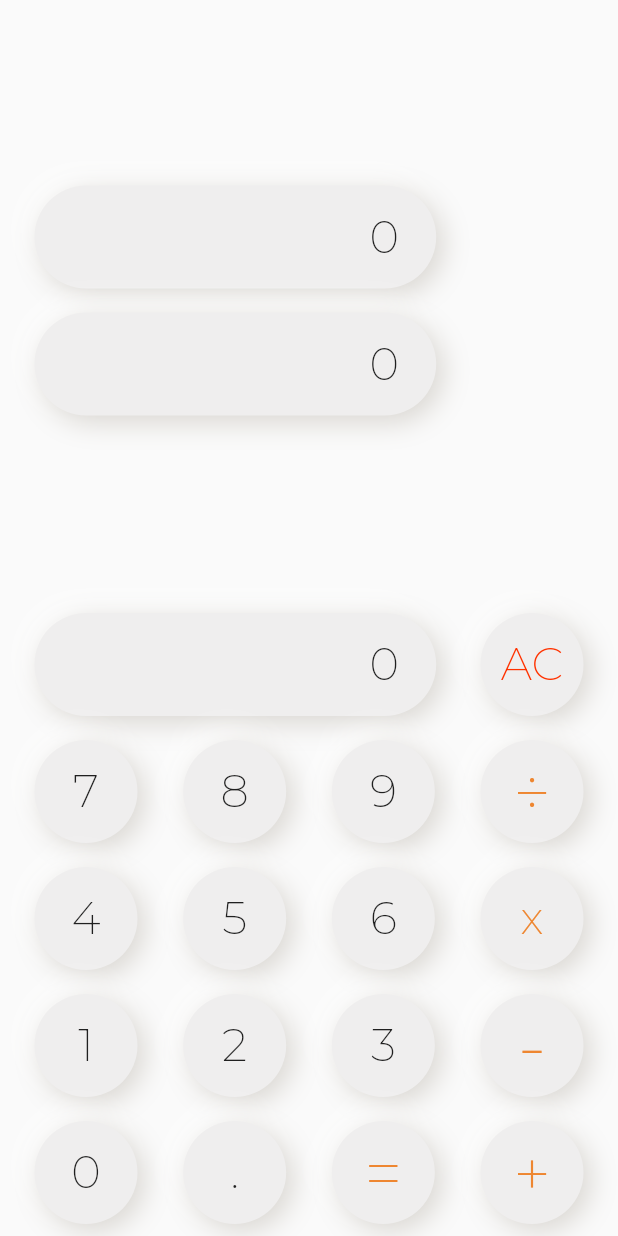
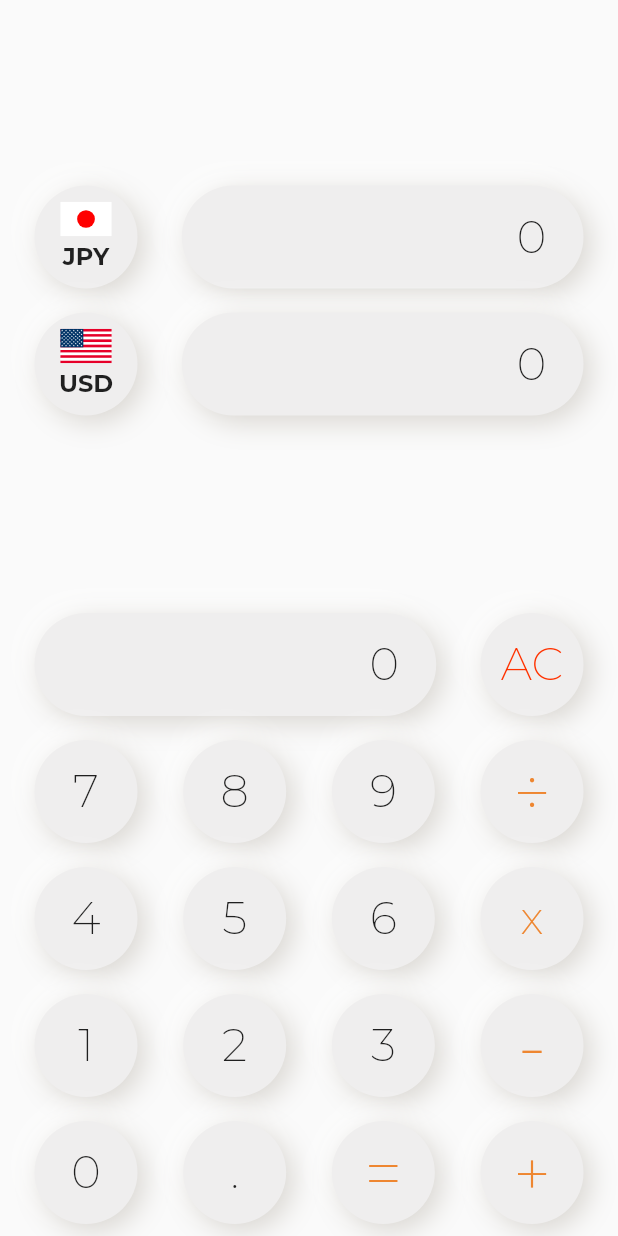
Before and after one commit to Tetsukick/exchange_calculator, a Flutter app: the screen it shows after launch, on a phone screen of 412 x 824 dp. Run offline on Flutter 3.47's test engine with Material 2 defaults, Android fonts, the light colour scheme and no system bars; our stand-ins replace dio, flutter_svg, google_fonts, math_expressions; missing offline and left inert: simple_logger; generated files the repository leaves out were written again.

Commit message:
通貨ボタンの追加

```diff
--- /dev/null
+++ b/exchange_calculator/lib/Util/neu_currency_button.dart
@@ -0,0 +1,116 @@
+import 'package:exchangecalculator/models/currency.dart';
+import 'package:flutter/material.dart';
+import 'package:flutter_svg/svg.dart';
+import 'package:google_fonts/google_fonts.dart';
+import 'package:exchangecalculator/Util/concave_decoration.dart';
+import 'package:exchangecalculator/Util/neumorphic_theme.dart';
+import 'package:provider/provider.dart';
+
+class NeuCurrencyButton extends StatefulWidget {
+  NeuCurrencyButton({
+    Key key,
+    @required this.currency,
+    this.textColor,
+    this.textSize,
+    this.isPill = false,
+    @required this.onPressed,
+    this.isChosen = false,
+  }) : super(key: key);
+
+  final bool isChosen;
+  final bool isPill;
+  final VoidCallback onPressed;
+  final Currency currency;
+  final Color textColor;
+  final double textSize;
+
+  @override
+  _NeuCurrencyButtonState createState() => _NeuCurrencyButtonState();
+}
+
+class _NeuCurrencyButtonState extends State<NeuCurrencyButton> {
+  bool _isPressed = false;
+
+  @override
+  void didUpdateWidget(NeuCurrencyButton oldWidget) {
+    if (oldWidget.isChosen != widget.isChosen) {
+      setState(() => _isPressed = widget.isChosen);
+    }
+    super.didUpdateWidget(oldWidget);
+  }
+
+  void _onPointerDown(PointerDownEvent event) {
+    if (widget.onPressed == null) { return; }
+    setState(() => _isPressed = true);
+    widget.onPressed();
+  }
+
+  void _onPointerUp(PointerUpEvent event) {
+    setState(() => _isPressed = widget.isChosen);
+  }
+
+  @override
+  Widget build(BuildContext context) {
+    final neumorphicTheme = Provider.of<NeumorphicTheme>(context);
+    final width = MediaQuery.of(context).size.width;
+    final squareSideLength = width / 6;
+    final buttonWidth = squareSideLength * (widget.isPill ? 3.9 : 1);
+    final buttonSize = Size(buttonWidth, squareSideLength);
+
+    final innerShadow = ConcaveDecoration(
+      shape: RoundedRectangleBorder(
+        borderRadius: BorderRadius.circular(buttonSize.width),
+      ),
+      colors: neumorphicTheme.innerShadowColors,
+      depression: 10,
+    );
+
+    final outerShadow = BoxDecoration(
+      border: Border.all(color: neumorphicTheme.borderColor),
+      borderRadius: BorderRadius.circular(buttonSize.width),
+      color: neumorphicTheme.buttonColor,
+      boxShadow: neumorphicTheme.outerShadow,
+    );
+
+    return SizedBox(
+      height: buttonSize.height,
+      width: buttonSize.width,
+      child: Listener(
+        onPointerDown: _onPointerDown,
+        onPointerUp: _onPointerUp,
+        child: Stack(
+          children: [
+            AnimatedContainer(
+              duration: const Duration(milliseconds: 50),
+              padding: EdgeInsets.all(width / 12),
+              decoration: _isPressed ? innerShadow : outerShadow,
+            ),
+            Align(
+              alignment: Alignment(widget.isPill ? 0.8 : 0, 0),
+              child: Column(
+                mainAxisAlignment: MainAxisAlignment.center,
+                children: <Widget>[
+                  SvgPicture.asset(
+                    widget.currency.assetPath,
+                    width: buttonSize.width / 2,
+                    fit: BoxFit.fitWidth,
+                  ),
+                  SizedBox(height: 4,),
+                  Text(
+                    widget.currency.unit,
+                    style: GoogleFonts.montserrat(
+                      fontSize: widget.textSize ?? 16,
+                      fontWeight: FontWeight.bold,
+                      color: widget.textColor ??
+                          Theme.of(context).textTheme.bodyText1.color,
+                    ),
+                  ),
+                ],
+              ),
+            ),
+          ],
+        ),
+      ),
+    );
+  }
+}
--- a/exchange_calculator/lib/pages/calculator_page.dart
+++ b/exchange_calculator/lib/pages/calculator_page.dart
@@ -1,3 +1,5 @@
+import 'package:exchangecalculator/Util/neu_currency_button.dart';
+import 'package:exchangecalculator/models/currency.dart';
 import 'package:flutter/material.dart';
 import 'package:google_fonts/google_fonts.dart';
 import 'package:exchangecalculator/models/calculator_logic.dart';
@@ -17,6 +19,10 @@ class CalculatorPage extends StatelessWidget {
           children: [
             Spacer(),
             ButtonRow(children: [
+              NeuCurrencyButton(
+                currency: Currency.JPY,
+                onPressed: null,
+              ),
               NeuCalculatorButton(
                 text: calculator.value.toString(),
                 onPressed: null,
@@ -24,6 +30,10 @@ class CalculatorPage extends StatelessWidget {
               ),
             ]),
             ButtonRow(children: [
+              NeuCurrencyButton(
+                currency: Currency.USD,
+                onPressed: null,
+              ),
               NeuCalculatorButton(
                 text: calculator.value.toString(),
                 onPressed: null,
@@ -152,7 +162,7 @@ class ButtonRow extends StatelessWidget {
     @required this.children,
   }) : super(key: key);
 
-  final List<NeuCalculatorButton> children;
+  final List<Widget> children;
 
   @override
   Widget build(BuildContext context) {
--- a/exchange_calculator/pubspec.yaml
+++ b/exchange_calculator/pubspec.yaml
@@ -34,6 +34,7 @@ dependencies:
   simple_logger: ^1.7.0
   auto_size_text: ^2.1.0
   dio: ^3.0.9
+  flutter_svg: ^0.17.4
 
   # The following adds the Cupertino Icons font to your application.
   # Use with the CupertinoIcons class for iOS style icons.
@@ -59,8 +60,8 @@ flutter:
   uses-material-design: true
 
   # To add assets to your application, add an assets section, like this:
-#  assets:
-#    - assets
+  assets:
+    - assets/national_flag/
 
   # An image asset can refer to one or more resolution-specific "variants", see
   # https://flutter.dev/assets-and-images/#resolution-aware.
```
Also changed, not shown: exchange_calculator/lib/models/currency.dart (+142 -2 lines), exchange_calculator/assets/national flag/japan.png (deleted), exchange_calculator/assets/national_flag/japan.svg (added), exchange_calculator/assets/national_flag/usa.svg (added), exchange_calculator/pubspec.lock.
